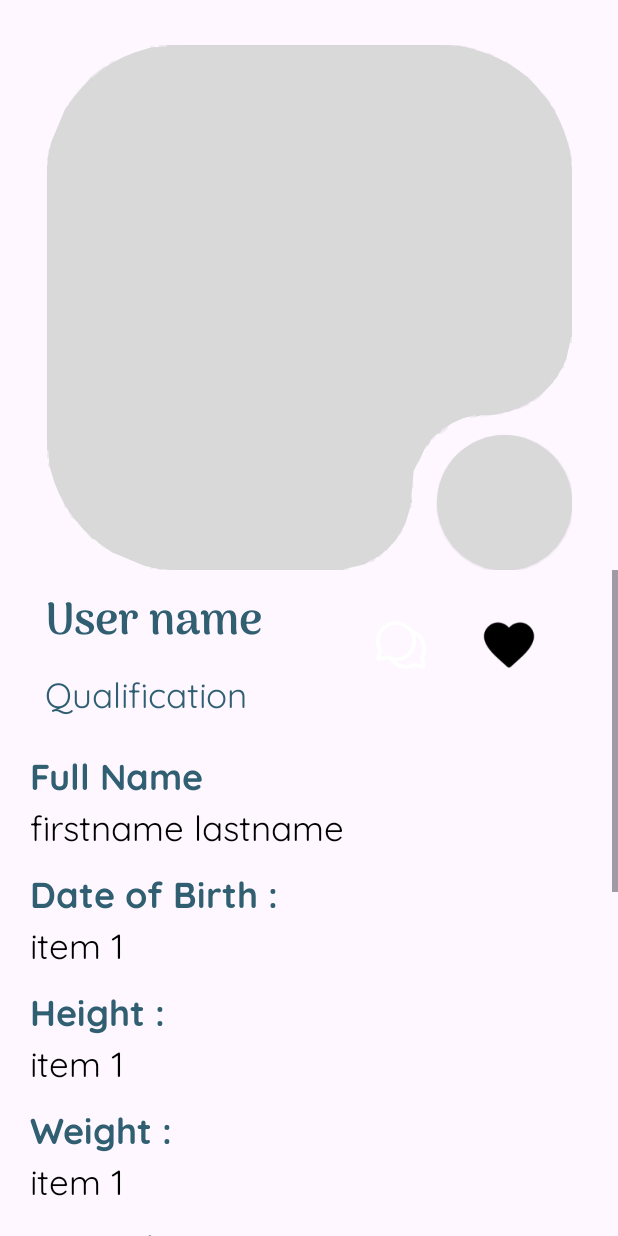
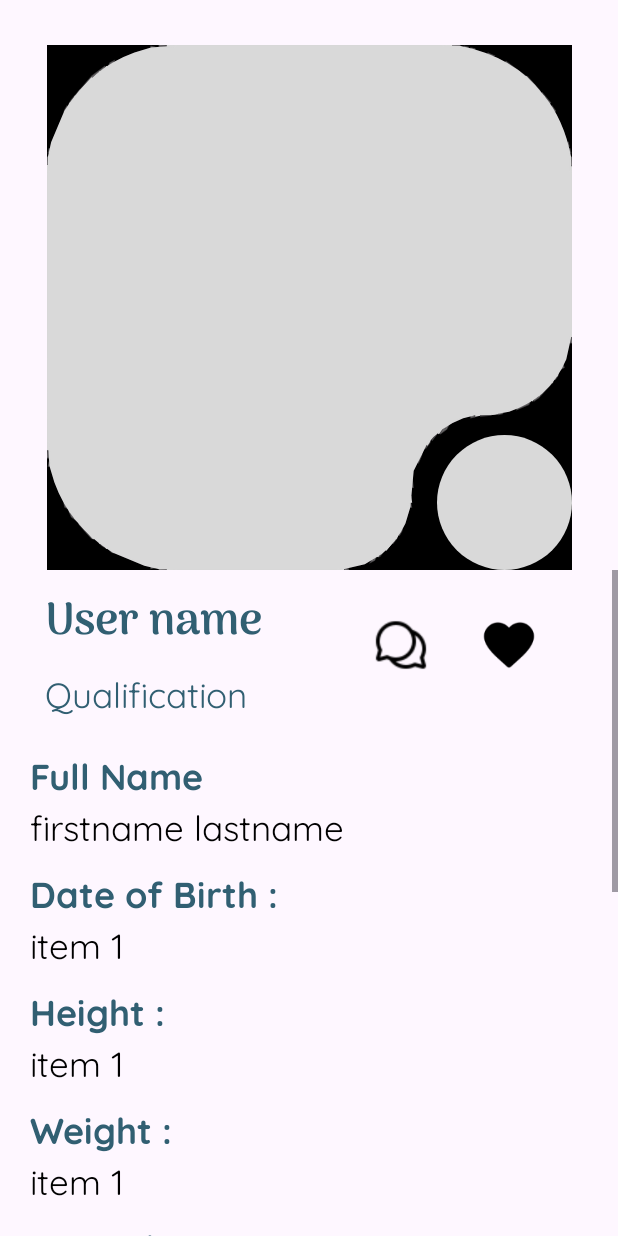
Before and after one commit to kish-v17/Alora-Matrimony, an Android app: the fragment Single_userProfile_Details placed in its activity, on a phone screen of 412 x 824 dp. Run offline under Robolectric (Android 15) with nearby library versions, the phone set to English and light mode, and no system bars; our stand-ins replace Firebase (no records; nobody signed in at launch, a user with empty details on screens opened directly); libraries missing offline, so code that uses them is left out: org.apache.commons.

Commit message:
chatHistory

```diff
--- /dev/null
+++ b/app/src/main/java/com/example/alora_matrimony/MaskedImageSingle.java
@@ -0,0 +1,69 @@
+package com.example.alora_matrimony;
+
+import android.content.Context;
+import android.graphics.Bitmap;
+import android.graphics.Canvas;
+import android.graphics.Paint;
+import android.graphics.PorterDuff;
+import android.graphics.PorterDuffXfermode;
+import android.graphics.drawable.Drawable;
+import android.util.AttributeSet;
+
+import androidx.appcompat.widget.AppCompatImageView;
+
+import com.bumptech.glide.Glide;
+import com.bumptech.glide.request.target.CustomTarget;
+import com.bumptech.glide.request.transition.Transition;
+
+public class MaskedImageSingle extends AppCompatImageView {
+
+    private Bitmap maskBitmap;
+
+    public MaskedImageSingle(Context context) {
+        super(context);
+        init();
+    }
+
+    public MaskedImageSingle(Context context, AttributeSet attrs) {
+        super(context, attrs);
+        init();
+    }
+
+    public MaskedImageSingle(Context context, AttributeSet attrs, int defStyleAttr) {
+        super(context, attrs, defStyleAttr);
+        init();
+    }
+
+    private void init() {
+        // Load the image and set it as the mask bitmap
+        Glide.with(getContext())
+                .asBitmap()
+                .load(R.drawable.user_profile)
+                .into(new CustomTarget<Bitmap>() {
+                    @Override
+                    public void onResourceReady(Bitmap resource, Transition<? super Bitmap> transition) {
+                        setMaskBitmap(resource);
+                    }
+
+                    @Override
+                    public void onLoadCleared(Drawable placeholder) {
+                        // Do nothing
+                    }
+                });
+    }
+
+    @Override
+    protected void onDraw(Canvas canvas) {
+        super.onDraw(canvas);
+        if (maskBitmap != null) {
+            Paint paint = new Paint();
+            paint.setXfermode(new PorterDuffXfermode(PorterDuff.Mode.DST_IN));
+            canvas.drawBitmap(maskBitmap, 0, 0, paint);
+        }
+    }
+
+    public void setMaskBitmap(Bitmap maskBitmap) {
+        this.maskBitmap = maskBitmap;
+        invalidate();
+    }
+}
--- a/app/src/main/res/layout/fragment_single_chat.xml
+++ b/app/src/main/res/layout/fragment_single_chat.xml
@@ -78,7 +78,7 @@
             android:fontFamily="@font/quicksand_medium"
             android:hint="Enter Message"
             android:inputType="text"
-            android:textColorHint="@color/white"
+            android:textColor="@color/white"
             app:layout_constraintBottom_toBottomOf="parent"
             app:layout_constraintEnd_toStartOf="@id/sendbtn"
             app:layout_constraintStart_toStartOf="parent"
--- a/app/src/main/res/layout/fragment_single_user_profile_details.xml
+++ b/app/src/main/res/layout/fragment_single_user_profile_details.xml
@@ -14,21 +14,20 @@
         app:layout_constraintStart_toStartOf="parent"
         tools:ignore="MissingConstraints">
 
-        <ImageView
-            android:id="@+id/bigpfp"
+        <com.example.alora_matrimony.MaskedImageSingle
+            android:id="@+id/probigpfp"
             android:layout_width="350dp"
             android:layout_height="350dp"
             android:layout_marginTop="30dp"
-            android:elevation="2dp"
+            android:elevation="-1dp"
             android:src="@drawable/user_profile" />
 
         <ImageView
-            android:id="@+id/pfp"
+            android:id="@+id/propfp"
             android:layout_width="90dp"
             android:layout_height="90dp"
             android:layout_gravity="bottom|end"
             android:layout_marginStart="4dp"
-            android:elevation="1dp"
             android:background="@drawable/deshboard_profile_circle" />
 
     </FrameLayout>
@@ -82,7 +81,7 @@
                 android:layout_width="40dp"
                 android:layout_height="40dp"
                 android:layout_marginTop="30dp"
-                android:background="@drawable/img_chat"
+                android:background="@drawable/chat_icon_single_pro"
                 app:layout_constraintEnd_toEndOf="@+id/likebtn"
                 app:layout_constraintStart_toEndOf="@id/unmQuali"
                 app:layout_constraintTop_toTopOf="@id/scroll" />
```
Also changed, not shown: app/src/main/java/com/example/alora_matrimony/Single_userProfile_Details.java (+14 -6 lines), app/src/main/res/drawable/chat_icon_single_pro.png (added).
